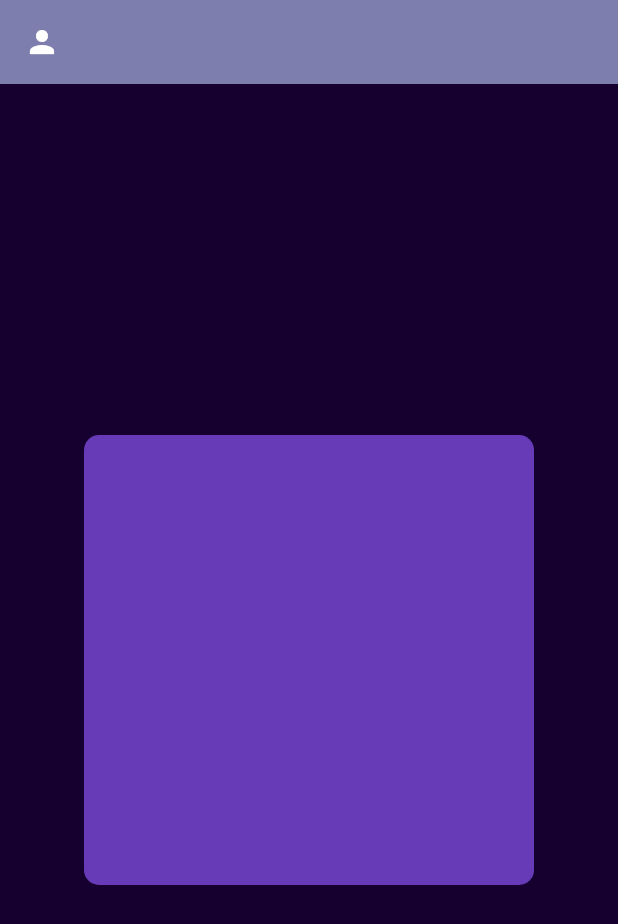
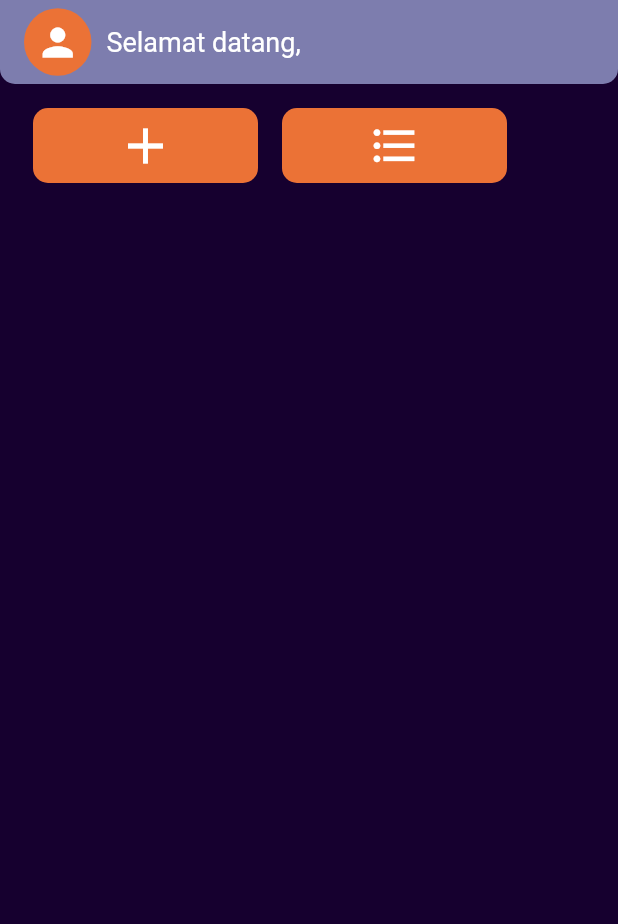
Before and after one commit to NauvalNabil/myinventory_si_23_a2, a Flutter app: the screen it shows after launch, on a phone screen of 412 x 824 dp. Shown: the top 924 px of the screen. Run offline on Flutter 3.47's test engine with Material 3 defaults, Android fonts, the phone set to English and light mode, and no system bars.

Commit message:
script home final

```diff
--- a/lib/home.dart
+++ b/lib/home.dart
@@ -14,27 +14,78 @@ class _HomeScreenState extends State<HomeScreen> {
       backgroundColor: const Color(0xFF16002F),
       appBar: AppBar(
         backgroundColor: Color.fromARGB(255, 125, 125, 174),
+        shape: RoundedRectangleBorder(
+          borderRadius: BorderRadius.vertical(
+            bottom: Radius.circular(10)
+          )
+        ),
         title: Row(
           children: [
-            Icon(Icons.person, color: Colors.white,)
+           Container(
+            width: 45,
+            height: 45,
+            decoration: BoxDecoration(
+              color: const Color.fromARGB(255, 235, 114, 54),
+              shape: BoxShape.circle
+            ),
+            child: Icon(Icons.person,
+            color: Colors.white,
+            size: 30,
+            ),
+           ),
+
+           SizedBox(width: 10,),
+           Text ("Selamat datang, ",
+              style: TextStyle (
+                color: Colors.white,
+                fontSize: 18,
+
+              ),
+            ),
+          ],
+        ),
+      ),
+
+      body: Padding(
+        padding: EdgeInsets.symmetric(horizontal: 22, vertical: 16,),
+        child: Row(
+          children: [
+            Container(
+              height: 50,
+              width: 150,
+              decoration: BoxDecoration(
+                color: const Color.fromARGB(255, 235, 114, 54),
+                borderRadius: BorderRadius.circular(10),
+              ),
+              child: Row(
+                mainAxisAlignment: MainAxisAlignment.center,
+                children: [
+                  Icon(Icons.add, color: Colors.white,size: 40,),
+                ],
+              ),
+            ),
+
+            SizedBox(width: 16,),
+            Container(
+              height: 50,
+              width: 150,
+              decoration: BoxDecoration(
+                color: const Color.fromARGB(255, 235, 114, 54),
+                borderRadius: BorderRadius.circular(10),
+              ),
+              child: Row(
+                mainAxisAlignment: MainAxisAlignment.center,
+                children: [
+                  Icon(Icons.format_list_bulleted, color: Colors.white,size: 35,),
+                ],
+              ),
+            ),
 
           ],
         ),
       ),
 
 
-      body: Center(
-        child: Container(
-          height: 300,
-          width: 300,
-          decoration: BoxDecoration(
-            color: Colors.deepPurple,
-            borderRadius: BorderRadius.all(Radius.circular(10))
-
-          ),
-        ),
-      ),
-
 
     );
   }
```
